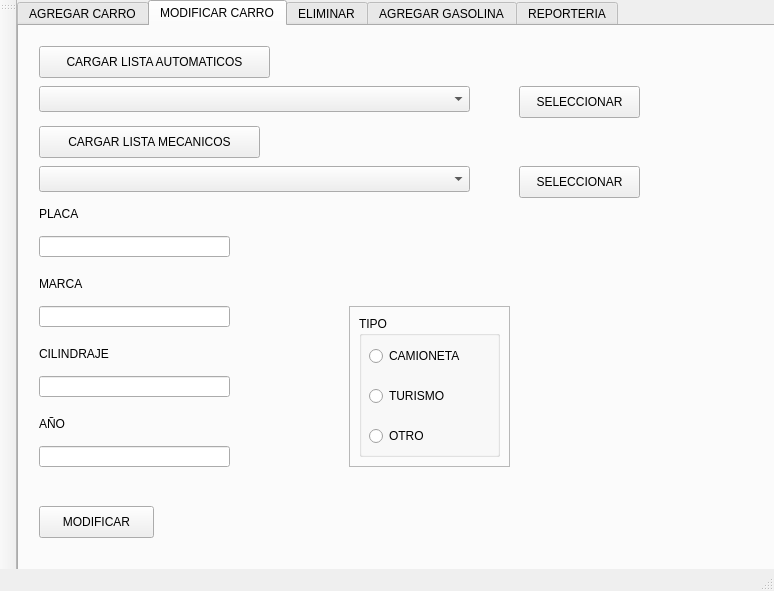
Qt form mainwindow.ui (mejampo/Proyecto_Gasolina) before a commit.
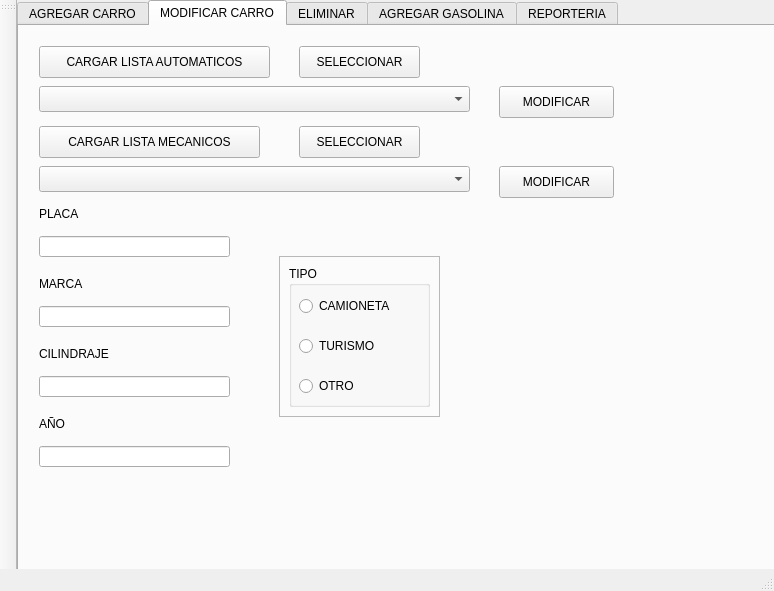
The same form after that commit. The open tabs and pages were chosen to show the change.

The edit to the form file:
```diff
--- a/mainwindow.ui
+++ b/mainwindow.ui
@@ -319,8 +319,8 @@
      <widget class="QFrame" name="frame_2">
       <property name="geometry">
        <rect>
-        <x>330</x>
-        <y>280</y>
+        <x>260</x>
+        <y>230</y>
         <width>161</width>
         <height>161</height>
        </rect>
@@ -400,8 +400,8 @@
      <widget class="QPushButton" name="B_SelectModi_M">
       <property name="geometry">
        <rect>
-        <x>500</x>
-        <y>140</y>
+        <x>280</x>
+        <y>100</y>
         <width>121</width>
         <height>32</height>
        </rect>
@@ -459,8 +459,8 @@
      <widget class="QPushButton" name="B_SelectModi_A">
       <property name="geometry">
        <rect>
-        <x>500</x>
-        <y>60</y>
+        <x>280</x>
+        <y>20</y>
         <width>121</width>
         <height>32</height>
        </rect>
@@ -482,8 +482,21 @@
      <widget class="QPushButton" name="B_Modificar">
       <property name="geometry">
        <rect>
-        <x>20</x>
-        <y>480</y>
+        <x>480</x>
+        <y>60</y>
+        <width>115</width>
+        <height>32</height>
+       </rect>
+      </property>
+      <property name="text">
+       <string>MODIFICAR</string>
+      </property>
+     </widget>
+     <widget class="QPushButton" name="B_Modificar_M">
+      <property name="geometry">
+       <rect>
+        <x>480</x>
+        <y>140</y>
         <width>115</width>
         <height>32</height>
        </rect>
```
Left out of the diff: 4 changed lines with no effect on the pictures.
